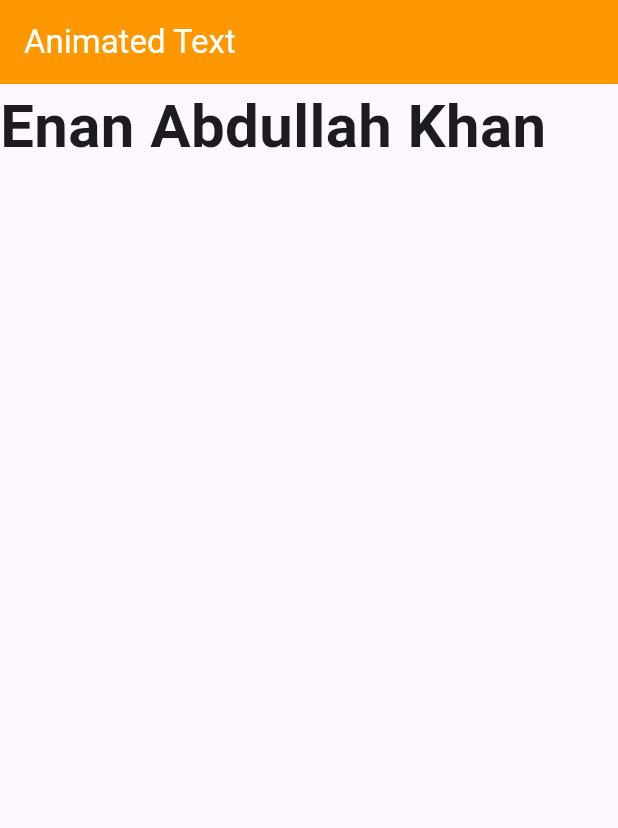
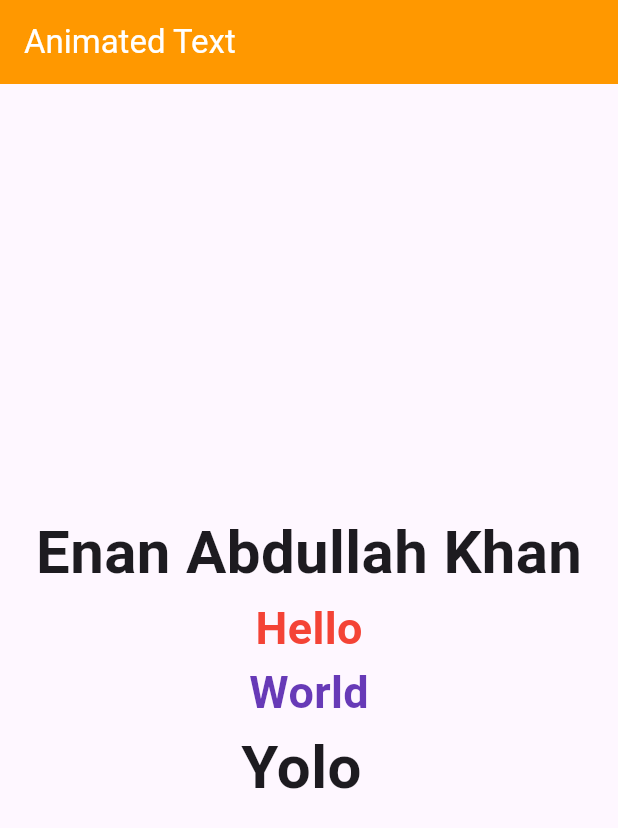
Before and after one commit to enankhan23/Flutter_basics, a Flutter app: the screen it shows after launch, on a phone screen of 412 x 824 dp. Shown: the top 828 px of the screen. Run offline on Flutter 3.47's test engine with Material 3 defaults, Android fonts, the phone set to English and light mode, and no system bars; drawn by our look-alikes of animated_text_kit.

Commit message:
Animated Text

```diff
--- a/lib/widgets/animated_text.dart
+++ b/lib/widgets/animated_text.dart
@@ -14,13 +14,42 @@ class AnimatedTextWidget extends StatelessWidget {
         ),
         backgroundColor: Theme.of(context).primaryColor,
       ),
-      body: Column(
-        children: [
-          AnimatedTextKit(animatedTexts: [
-            TypewriterAnimatedText('Enan Abdullah Khan',
-                textStyle: TextStyle(fontSize: 40, fontWeight: FontWeight.bold),speed: Duration(milliseconds: 150))
-          ])
-        ],
+      body: Center(
+        child: Column(
+          mainAxisAlignment: MainAxisAlignment.center,
+          children: [
+            AnimatedTextKit(
+              animatedTexts: [
+                TypewriterAnimatedText('Enan Abdullah Khan',
+                    textStyle:
+                        TextStyle(fontSize: 40, fontWeight: FontWeight.bold),
+                    speed: Duration(milliseconds: 150))
+              ],
+              // totalRepeatCount: 4,
+              // pause: Duration(milliseconds: 80),
+              // displayFullTextOnTap: true,
+              // stopPauseOnTap: true,
+            ),
+            AnimatedTextKit(animatedTexts: [
+              RotateAnimatedText('Hello',
+                  textStyle: TextStyle(
+                      fontSize: 30,
+                      fontWeight: FontWeight.w600,
+                      color: Colors.red),)
+            ]),
+            AnimatedTextKit(animatedTexts: [
+              RotateAnimatedText('World',
+                  textStyle: TextStyle(
+                      fontSize: 30,
+                      fontWeight: FontWeight.w600,
+                      color: Colors.deepPurple),)
+            ]),
+            AnimatedTextKit(animatedTexts: [
+              WavyAnimatedText('Yolo ', textStyle: TextStyle(fontSize: 40, fontWeight: FontWeight.bold)),
+              WavyAnimatedText('Polo ', textStyle: TextStyle(fontSize: 40, fontWeight: FontWeight.bold)),
+            ])
+          ],
+        ),
       ),
     );
   }
```
